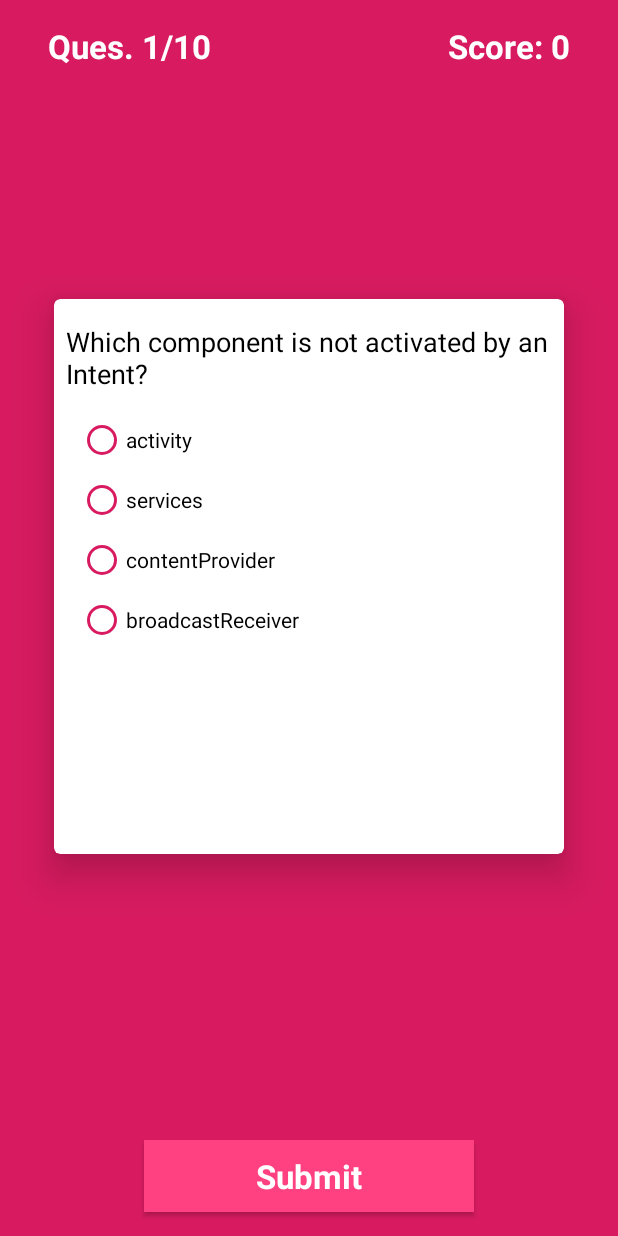
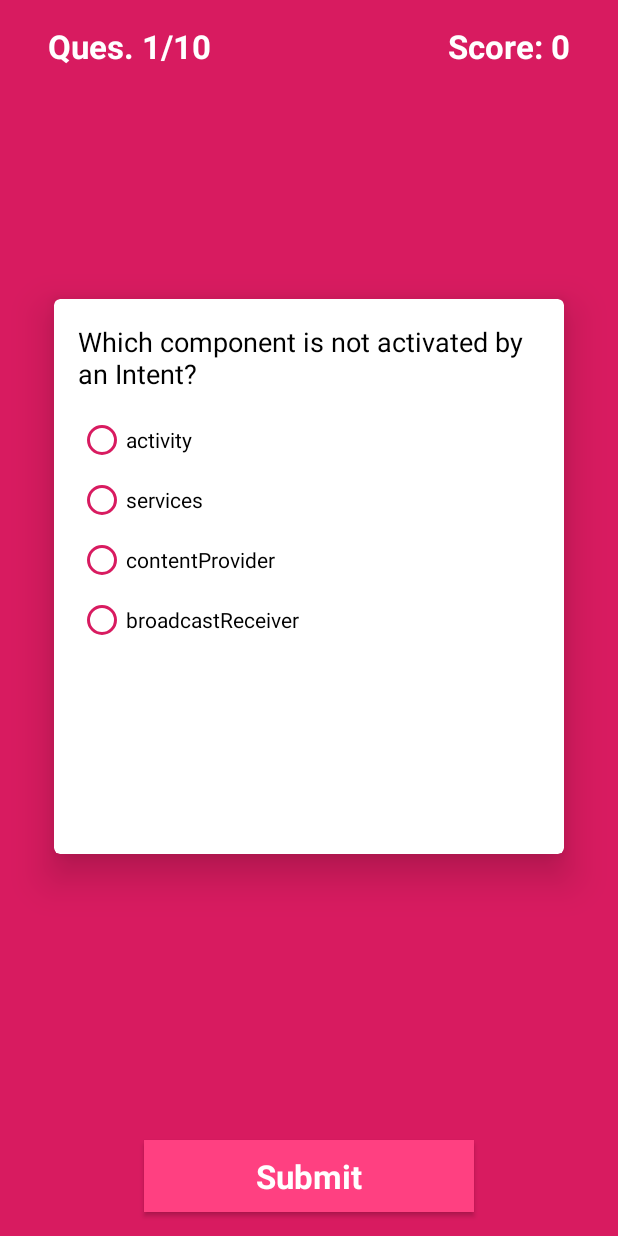
Before and after one commit to ritika-neema/Quizzeteria, an Android app: the screen it shows after launch (MainActivity), on a phone screen of 412 x 824 dp. Run offline under Robolectric (Android 15) with nearby library versions, the phone set to English and light mode, and no system bars; our stand-ins replace ButterKnife.

Commit message:
enhanced logic, added butterknife library and support for landscape mode

```diff
--- a/app/build.gradle
+++ b/app/build.gradle
@@ -26,4 +26,7 @@ dependencies {
     androidTestImplementation 'com.android.support.test:runner:1.0.2'
     androidTestImplementation 'com.android.support.test.espresso:espresso-core:3.0.2'
     implementation 'com.android.support:cardview-v7:26.1.0'
+    // butter knife
+    compile 'com.jakewharton:butterknife:8.8.1'
+    annotationProcessor 'com.jakewharton:butterknife-compiler:8.8.1'
 }
--- a/app/src/main/java/com/ritikaneema/example/quizzeteria/MainActivity.java
+++ b/app/src/main/java/com/ritikaneema/example/quizzeteria/MainActivity.java
@@ -12,6 +12,13 @@ import android.widget.LinearLayout;
 import android.widget.RadioButton;
 import android.widget.RadioGroup;
 import android.widget.TextView;
+import android.widget.Toast;
+
+import butterknife.BindView;
+import butterknife.ButterKnife;
+import butterknife.OnClick;
+
+import static butterknife.ButterKnife.*;
 
 
 public class MainActivity extends AppCompatActivity {
@@ -27,13 +34,29 @@ public class MainActivity extends AppCompatActivity {
             R.string.optn_7a, R.string.optn_7b, R.string.optn_7c, R.string.optn_7d,
             R.string.optn_8a, R.string.optn_8b, R.string.optn_8c, R.string.optn_8d,
             R.string.optn_9a, R.string.optn_9b, R.string.optn_9c, R.string.optn_9d};
-    private RadioGroup radioGroupOptions;
-    private Button submitButton;
-    private RadioButton radioButtonOptnA, radioButtonOptnB, radioButtonOptnC, radioButtonOptnD;
-    private CheckBox checkBoxA, checkBoxB, checkBoxC, checkBoxD;
-    private EditText editTextAnswer;
-    private TextView tvQuestion, textViewScore, textViewQuesNo;
-    private LinearLayout editTextLayout, checkBoxLayout;
+    @BindView(R.id.radioGroup) RadioGroup radioGroupOptions;
+    @BindView(R.id.options_a) RadioButton radioButtonOptnA;
+    @BindView(R.id.options_b) RadioButton radioButtonOptnB;
+    @BindView(R.id.options_c) RadioButton radioButtonOptnC;
+    @BindView(R.id.options_d) RadioButton radioButtonOptnD;
+
+    @BindView(R.id.buttonSubmit) Button submitButton;
+
+    @BindView(R.id.checkboxLayout) LinearLayout checkBoxLayout;
+    @BindView(R.id.checkboxA)     CheckBox checkBoxA;
+    @BindView(R.id.checkboxB)     CheckBox checkBoxB;
+    @BindView(R.id.checkboxC)     CheckBox checkBoxC;
+    @BindView(R.id.checkboxD)     CheckBox checkBoxD;
+
+    @BindView(R.id.editTextLayout) LinearLayout editTextLayout;
+    @BindView(R.id.editTextAnswer) EditText editTextAnswer;
+
+    @BindView(R.id.textViewQuestion) TextView tvQuestion;
+    @BindView(R.id.textViewScore) TextView textViewScore;
+    @BindView(R.id.textViewQuesNo) TextView textViewQuesNo;
+
+    @BindView( R.id.card_viewQuestions) CardView cardViewQues;
+
     private int quesTracker = 0, optionTracker = -1;
     private int score = 0;
 
@@ -42,28 +65,7 @@ public class MainActivity extends AppCompatActivity {
 
         super.onCreate(savedInstanceState);
         setContentView(R.layout.activity_main);
-
-        tvQuestion = findViewById(R.id.textViewQuestion);
-
-        radioGroupOptions = findViewById(R.id.radioGroup);
-        radioButtonOptnA = findViewById(R.id.options_a);
-        radioButtonOptnB = findViewById(R.id.options_b);
-        radioButtonOptnC = findViewById(R.id.options_c);
-        radioButtonOptnD = findViewById(R.id.options_d);
-
-        checkBoxLayout = findViewById(R.id.checkboxLayout);
-        checkBoxA = findViewById(R.id.checkboxA);
-        checkBoxB = findViewById(R.id.checkboxB);
-        checkBoxC = findViewById(R.id.checkboxC);
-        checkBoxD = findViewById(R.id.checkboxD);
-
-        editTextLayout = findViewById(R.id.editTextLayout);
-        editTextAnswer = findViewById(R.id.editTextAnswer);
-
-        submitButton = findViewById(R.id.buttonSubmit);
-
-        textViewScore = findViewById(R.id.textViewScore);
-        textViewQuesNo = findViewById(R.id.textViewQuesNo);
+        bind(this);
 
         setQuestion(quesTracker);
 
@@ -104,26 +106,22 @@ public class MainActivity extends AppCompatActivity {
                             score += 1;
                         }
                         //Removing Radiogroup options from UI and adding checkboxes for next question
-                        radioGroupOptions.setVisibility(View.INVISIBLE);
+                        radioGroupOptions.setVisibility(View.GONE);
                         checkBoxLayout.setVisibility(View.VISIBLE);
                         break;
                     }
                     case 8: {
-                        if (checkBoxA.isChecked() && checkBoxB.isChecked() && checkBoxC.isChecked()) {
+                        if (checkBoxA.isChecked() && checkBoxB.isChecked() && checkBoxC.isChecked() && !checkBoxD.isChecked()) {
                             score += 1;
                         }
                         //Removing CheckBoxes from UI and adding EditText for next question
-                        checkBoxLayout.setVisibility(View.INVISIBLE);
+                        checkBoxLayout.setVisibility(View.GONE);
                         editTextLayout.setVisibility(View.VISIBLE);
                         break;
                     }
                     case 9:
-                        if (editTextAnswer.getText().toString().equals(null) || editTextAnswer.getText().toString().equals("")) {
-                            break;
-                        } else {
-                            if (Integer.parseInt(editTextAnswer.getText().toString()) == 2007)
-                                score += 1;
-                        }
+                        if (editTextAnswer.getText().toString().equals("2007"))
+                            score += 1;
                         break;
                 }
                 radioGroupOptions.clearCheck();
@@ -136,16 +134,17 @@ public class MainActivity extends AppCompatActivity {
     private void setQuestion(int ques) {
         //setting radiobutton options if Question No < 9 (ques <8) else setting checkbox options for Question No 9(ques==9)
         if (ques == 10) {
-            CardView cardViewQues = findViewById(R.id.card_viewQuestions);
+
             cardViewQues.setVisibility(View.GONE);
-            editTextLayout.setVisibility(View.INVISIBLE);
-            submitButton.setVisibility(View.INVISIBLE);
+            editTextLayout.setVisibility(View.GONE);
+            submitButton.setVisibility(View.GONE);
             textViewScore.setVisibility(View.GONE);
 
-            textViewQuesNo.setText(getString(R.string.finalMessage, score));
+            Toast.makeText(getApplicationContext(), getString(R.string.scoreMessage,score), Toast.LENGTH_LONG).show();
+
+            textViewQuesNo.setText(R.string.thankyouMessage);
             textViewQuesNo.setTextSize(24);
             textViewQuesNo.setTextColor(getResources().getColor(R.color.white));
-            // textViewScore.setText("Score: " + String.valueOf(score));
             textViewQuesNo.setGravity(Gravity.CENTER);
         } else {
             if (ques < 8) {
--- a/app/src/main/res/layout/activity_main.xml
+++ b/app/src/main/res/layout/activity_main.xml
@@ -1,7 +1,12 @@
 <?xml version="1.0" encoding="utf-8"?>
-<android.support.constraint.ConstraintLayout xmlns:android="http://schemas.android.com/apk/res/android"
+<ScrollView  xmlns:android="http://schemas.android.com/apk/res/android"
     xmlns:app="http://schemas.android.com/apk/res-auto"
     xmlns:tools="http://schemas.android.com/tools"
+    android:layout_width="match_parent"
+    android:layout_height="match_parent"
+    android:fillViewport="true">
+
+<android.support.constraint.ConstraintLayout
     android:layout_width="match_parent"
     android:layout_height="match_parent"
     android:background="@color/colorPrimary">
@@ -55,8 +60,8 @@
                 android:id="@+id/textViewQuestion"
                 android:layout_width="wrap_content"
                 android:layout_height="wrap_content"
-                android:paddingLeft="@dimen/_8dp"
-                android:paddingRight="@dimen/_8dp"
+                android:paddingLeft="@dimen/_16dp"
+                android:paddingRight="@dimen/_16dp"
                 android:paddingTop="@dimen/_16dp"
                 android:text="@string/ques1"
                 android:textAppearance="@style/TextAppearance.AppCompat.Medium"
@@ -212,3 +217,4 @@
         app:layout_constraintHorizontal_bias="0.5"
         app:layout_constraintStart_toStartOf="parent" />
 </android.support.constraint.ConstraintLayout>
+</ScrollView>
--- a/app/src/main/res/values/strings.xml
+++ b/app/src/main/res/values/strings.xml
@@ -60,7 +60,8 @@
 
     <string name="ques10">The Open Handset Alliance was announced in the year</string>
     <string name="hintEditText">Enter your answer here</string>
-    <string name="finalMessage">Thanks for giving the Quiz!! \n You scored %1$d out of 10</string>
+    <string name="thankyouMessage">Thanks for giving the Quiz!! </string>
+    <string name="scoreMessage">You scored %1$d out of 10</string>
     <string name="submit">Submit</string>
 
 </resources>
--- a/build.gradle
+++ b/build.gradle
@@ -13,6 +13,7 @@ buildscript {
         // NOTE: Do not place your application dependencies here; they belong
         // in the individual module build.gradle files
     }
+
 }
 
 allprojects {
```
